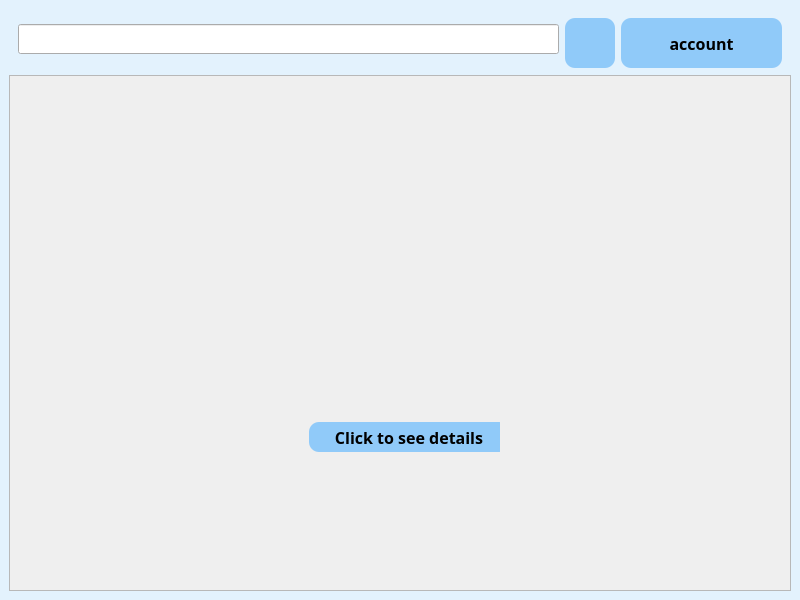
Old version of the form ui/home.ui in the repository chaunamthong2015-ui/PTA39-SPCK.
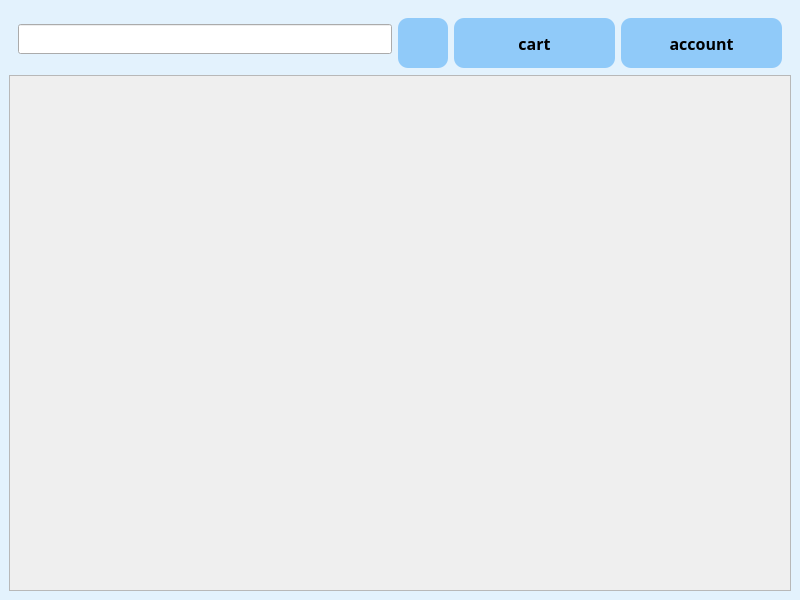
New version of the form. Icons and pictures are not drawn.

```diff
--- a/ui/home.ui
+++ b/ui/home.ui
@@ -108,7 +108,38 @@
         </widget>
        </item>
        <item>
-        <widget class="QPushButton" name="account">
+        <widget class="QPushButton" name="nut_gio_hang">
+         <property name="minimumSize">
+          <size>
+           <width>161</width>
+           <height>50</height>
+          </size>
+         </property>
+         <property name="maximumSize">
+          <size>
+           <width>1000</width>
+           <height>50</height>
+          </size>
+         </property>
+         <property name="font">
+          <font>
+           <family>Arial Black</family>
+           <pointsize>-1</pointsize>
+           <weight>87</weight>
+           <bold>true</bold>
+          </font>
+         </property>
+         <property name="text">
+          <string>cart</string>
+         </property>
+         <property name="icon">
+          <iconset>
+           <normaloff>../assets/icons/icons8-shopping-cart-60.png</normaloff>../assets/icons/icons8-shopping-cart-60.png</iconset>
+         </property>
+        </widget>
+       </item>
+       <item>
+        <widget class="QPushButton" name="nut_tai_khoan">
          <property name="minimumSize">
           <size>
            <width>161</width>
@@ -155,76 +186,7 @@
          <height>509</height>
         </rect>
        </property>
-       <layout class="QGridLayout" name="gridLayout">
-        <item row="0" column="0">
-         <widget class="QWidget" name="widget" native="true">
-          <property name="maximumSize">
-           <size>
-            <width>200</width>
-            <height>260</height>
-           </size>
-          </property>
-          <layout class="QVBoxLayout" name="verticalLayout_2">
-           <item>
-            <widget class="QLabel" name="label">
-             <property name="minimumSize">
-              <size>
-               <width>200</width>
-               <height>200</height>
-              </size>
-             </property>
-             <property name="maximumSize">
-              <size>
-               <width>200</width>
-               <height>200</height>
-              </size>
-             </property>
-             <property name="text">
-              <string/>
-             </property>
-             <property name="pixmap">
-              <pixmap>../assets/imgs/images (1).jpg</pixmap>
-             </property>
-             <property name="scaledContents">
-              <bool>true</bool>
-             </property>
-            </widget>
-           </item>
-           <item>
-            <widget class="QPushButton" name="details1">
-             <property name="minimumSize">
-              <size>
-               <width>200</width>
-               <height>30</height>
-              </size>
-             </property>
-             <property name="maximumSize">
-              <size>
-               <width>200</width>
-               <height>30</height>
-              </size>
-             </property>
-             <property name="font">
-              <font>
-               <family>Arial Black</family>
-               <pointsize>-1</pointsize>
-               <weight>87</weight>
-               <bold>true</bold>
-              </font>
-             </property>
-             <property name="text">
-              <string>Click to see details</string>
-             </property>
-             <property name="icon">
-              <iconset>
-               <normaloff>../assets/imgs/images (1).jpg</normaloff>../assets/imgs/images (1).jpg</iconset>
-             </property>
-            </widget>
-           </item>
-          </layout>
-         </widget>
-        </item>
-       </layout>
+       <layout class="QGridLayout" name="luoi_san_pham"/>
       </widget>
      </widget>
     </item>
```
Left out of the diff: 14 changed lines with no effect on the pictures.
